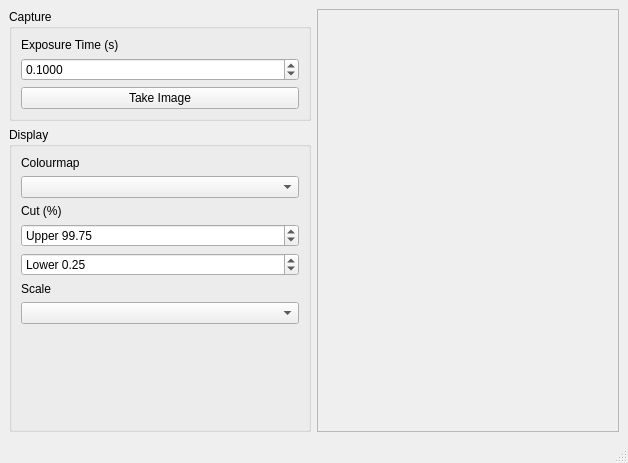
Before: the Qt Designer form viewer.ui in badders/pyallsky, drawn with Qt 5.
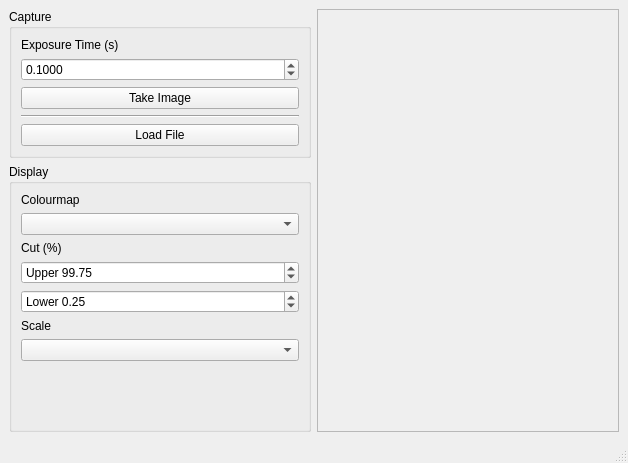
After: the same form once the commit is applied.

Commit message: Add ability to load a file from disk to gui

Diff of the .ui file:
```diff
--- a/viewer.ui
+++ b/viewer.ui
@@ -70,6 +70,20 @@
              </property>
             </widget>
            </item>
+           <item>
+            <widget class="Line" name="line">
+             <property name="orientation">
+              <enum>Qt::Horizontal</enum>
+             </property>
+            </widget>
+           </item>
+           <item>
+            <widget class="QPushButton" name="loadButton">
+             <property name="text">
+              <string>Load File</string>
+             </property>
+            </widget>
+           </item>
           </layout>
          </widget>
         </item>
```
The commit also changes 1 other file.
